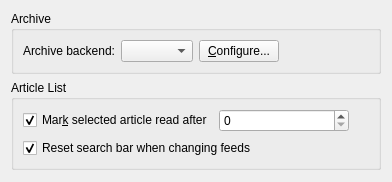
Above: akregator/configuration/settings_advancedbase.ui from chusopr/kdepim-ktimetracker-akonadi before the change. Below: the same form after it.
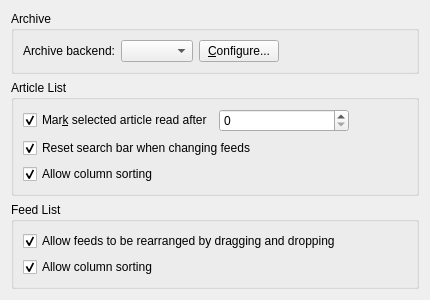
That is the form after the change. Custom widgets are drawn as their Qt base class.

Commit message: Need the changes here too for previous!

The edit to the form file:
```diff
--- a/akregator/configuration/settings_advancedbase.ui
+++ b/akregator/configuration/settings_advancedbase.ui
@@ -3,7 +3,15 @@
  <author>Frank Osterfeld</author>
  <class>Akregator::SettingsAdvancedBase</class>
  <widget class="QWidget" name="Akregator::SettingsAdvancedBase">
-  <layout class="QVBoxLayout" name="verticalLayout_2" stretch="0,0,1">
+  <property name="geometry">
+   <rect>
+    <x>0</x>
+    <y>0</y>
+    <width>430</width>
+    <height>258</height>
+   </rect>
+  </property>
+  <layout class="QVBoxLayout" name="verticalLayout_2" stretch="0,0,0,1,0">
    <item>
     <widget class="QGroupBox" name="groupBox_2">
      <property name="title">
@@ -100,11 +108,55 @@
         </property>
        </widget>
       </item>
+
+        <item>
+         <widget class="QCheckBox" name="kcfg_ArticleViewAllowSorting">
+          <property name="text">
+           <string>Allow column sorting</string>
+          </property>
+          <property name="checked">
+           <bool>true</bool>
+          </property>
+         </widget>
+        </item>
+
+     </layout>
+    </widget>
+   </item>
+   <item>
+    <widget class="QGroupBox" name="groupBox_3">
+     <property name="title">
+      <string>Feed List</string>
+     </property>
+     <layout class="QVBoxLayout" name="verticalLayout_3">
+      <item>
+       <widget class="QCheckBox" name="kcfg_FeedViewAllowDragAndDrop">
+        <property name="text">
+         <string>Allow feeds to be rearranged by dragging and dropping</string>
+        </property>
+        <property name="checked">
+         <bool>true</bool>
+        </property>
+       </widget>
+      </item>
+      <item>
+       <widget class="QCheckBox" name="kcfg_FeedViewAllowSorting">
+        <property name="text">
+         <string>Allow column sorting</string>
+        </property>
+        <property name="checked">
+         <bool>true</bool>
+        </property>
+       </widget>
+      </item>
      </layout>
     </widget>
    </item>
    <item>
     <spacer>
+     <property name="orientation">
+      <enum>Qt::Vertical</enum>
+     </property>
      <property name="sizeHint" stdset="0">
       <size>
        <width>20</width>
```
